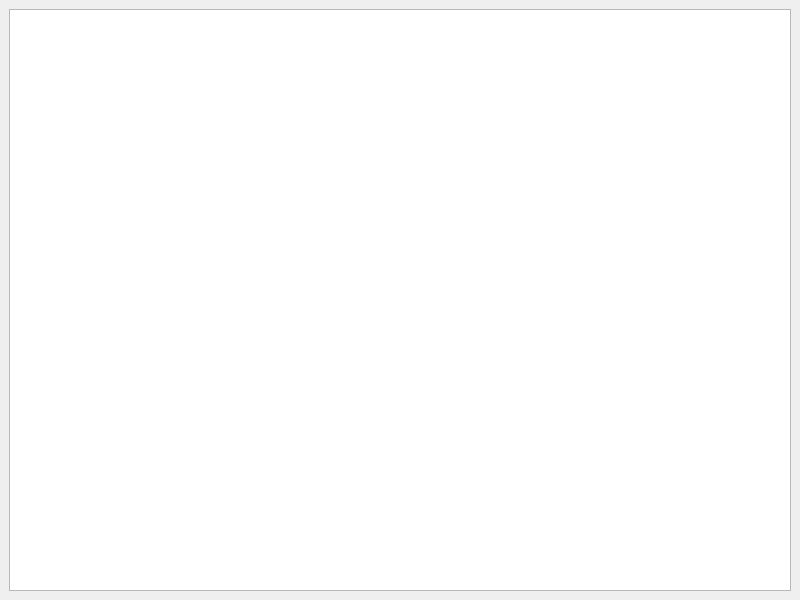
Above: mainwindow.ui from MindlessDoc/FightOrDie before the change. Below: the same form after it.
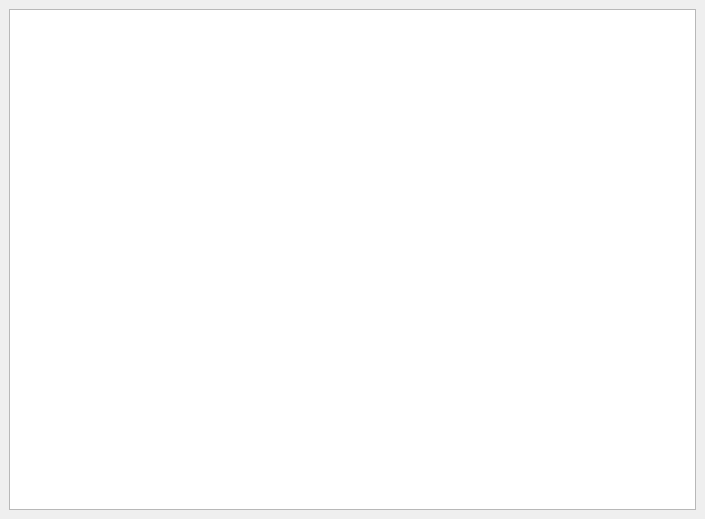
That is the form after the change.

Patch:
```diff
--- a/mainwindow.ui
+++ b/mainwindow.ui
@@ -6,16 +6,21 @@
    <rect>
     <x>0</x>
     <y>0</y>
-    <width>800</width>
-    <height>600</height>
+    <width>705</width>
+    <height>519</height>
    </rect>
   </property>
+  <property name="font">
+   <font>
+    <pointsize>8</pointsize>
+   </font>
+  </property>
   <property name="windowTitle">
    <string>MainWindow</string>
   </property>
   <widget class="QWidget" name="centralwidget">
-   <layout class="QVBoxLayout" name="verticalLayout">
-    <item>
+   <layout class="QGridLayout" name="gridLayout">
+    <item row="0" column="0">
      <widget class="QGraphicsView" name="graphicsView"/>
     </item>
    </layout>
```
